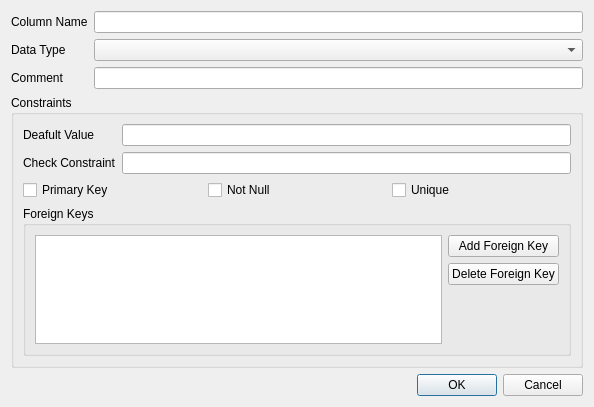
Before: the Qt Designer form src/ui/columndialog.ui in apavelm/qsqldesigner, drawn with Qt 5.
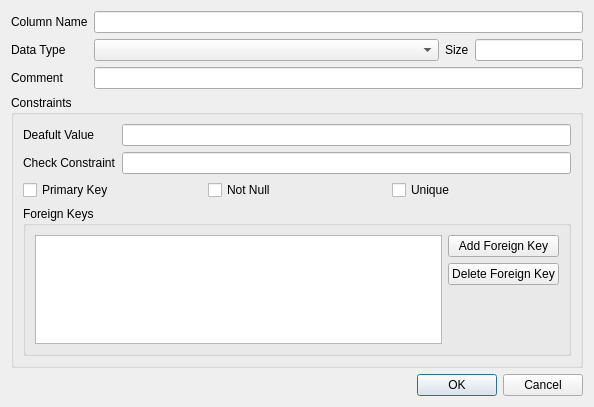
After: the same form once the commit is applied.

Commit message: added "Size" field to column dialog

What changed in the file:
```diff
--- a/src/ui/columndialog.ui
+++ b/src/ui/columndialog.ui
@@ -18,9 +18,6 @@
     <layout class="QVBoxLayout" name="verticalLayout_2">
      <item>
       <layout class="QFormLayout" name="formLayout_2">
-       <property name="fieldGrowthPolicy">
-        <enum>QFormLayout::AllNonFixedFieldsGrow</enum>
-       </property>
        <item row="0" column="0">
         <widget class="QLabel" name="lblName">
          <property name="text">
@@ -39,6 +36,8 @@
         </widget>
        </item>
        <item row="1" column="1">
+        <layout class="QHBoxLayout" name="horizontalLayout_3">
+         <item>
         <widget class="QComboBox" name="cbDataType">
          <property name="sizePolicy">
           <sizepolicy hsizetype="MinimumExpanding" vsizetype="Fixed">
@@ -47,6 +46,32 @@
           </sizepolicy>
          </property>
         </widget>
+         </item>
+         <item>
+          <layout class="QHBoxLayout" name="horizontalLayout_4">
+           <item>
+            <widget class="QLabel" name="lblArray">
+             <property name="text">
+              <string>Size</string>
+             </property>
+            </widget>
+           </item>
+           <item>
+            <widget class="QLineEdit" name="edtSize">
+             <property name="sizePolicy">
+              <sizepolicy hsizetype="Minimum" vsizetype="Fixed">
+               <horstretch>0</horstretch>
+               <verstretch>0</verstretch>
+              </sizepolicy>
+             </property>
+             <property name="maxLength">
+              <number>100</number>
+             </property>
+            </widget>
+           </item>
+          </layout>
+         </item>
+        </layout>
        </item>
        <item row="2" column="0">
         <widget class="QLabel" name="lblComment">
```
Lines whose indentation alone changed are shown as unchanged.
